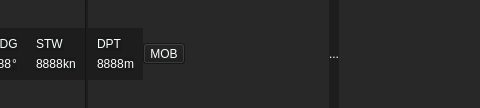
Above: ui/topbar/TopBar.ui from OpenFairWind/FairWindSK before the change; both pictures show x 348 to 828 and y 0 to 108 of the 1368 by 108 pixel window. Below: the same form after it.
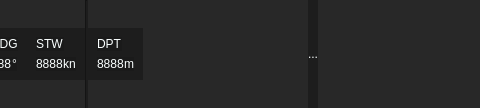
That is the form after the change.

Commit message: Removed MOB

The edit to the form file:
```diff
--- a/ui/topbar/TopBar.ui
+++ b/ui/topbar/TopBar.ui
@@ -454,17 +454,6 @@
        </layout>
       </widget>
      </item>
-     <item>
-      <layout class="QVBoxLayout" name="verticalLayout_MOB">
-       <item>
-        <widget class="QToolButton" name="toolbutton_MOB">
-         <property name="text">
-          <string>MOB</string>
-         </property>
-        </widget>
-       </item>
-      </layout>
-     </item>
      <item>
       <spacer name="horizontalSpacer_Sx">
        <property name="orientation">
```
Left out of the diff: 64 changed lines with no effect on the pictures.
